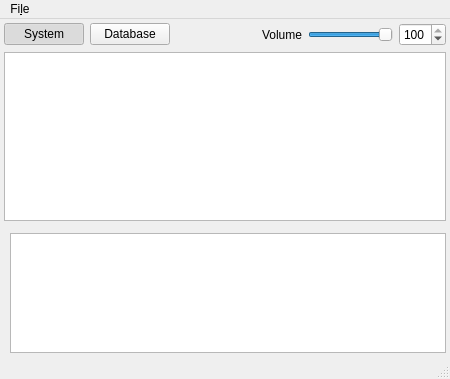
The window that samplebrowsesrc/main.ui (MaurizioB/SampleBrowse) describes before a commit, drawn with Qt 5.
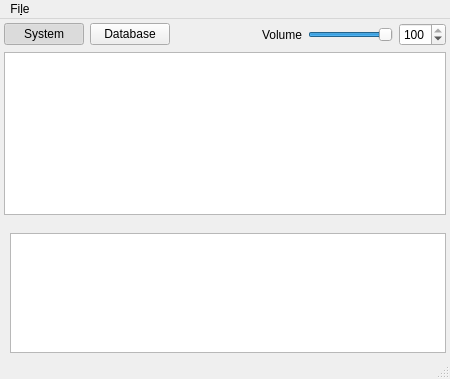
The same window after the commit. Custom widgets are drawn as their Qt base class.

Commit message: Advanced filtering for database (still limited). A custom widget has been added for advanced filtering. Right now it only supports format and sample rate. And it is still buggy...

```diff
--- a/samplebrowsesrc/main.ui
+++ b/samplebrowsesrc/main.ui
@@ -159,6 +159,9 @@
       </property>
       <widget class="QWidget" name="verticalLayoutWidget">
        <layout class="QVBoxLayout" name="verticalLayout">
+        <property name="bottomMargin">
+         <number>6</number>
+        </property>
         <item>
          <widget class="SampleView" name="sampleView">
           <property name="contextMenuPolicy">
```
Left out of the diff: 16 changed lines with no effect on the pictures. The commit also changes 5 other files.
